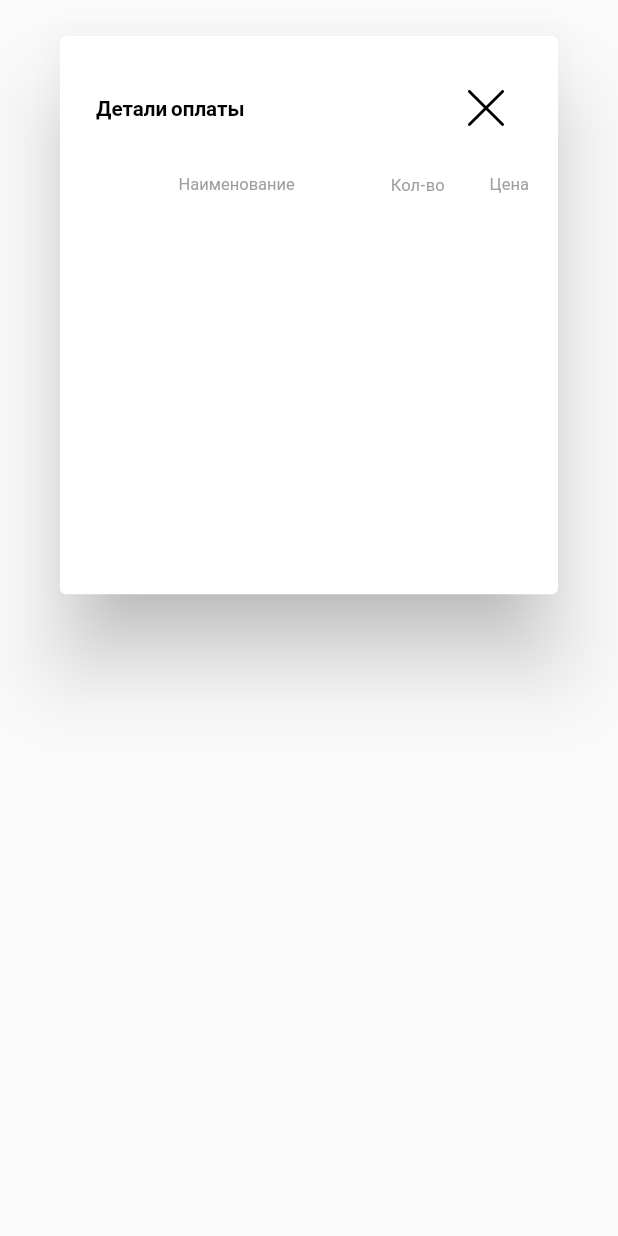
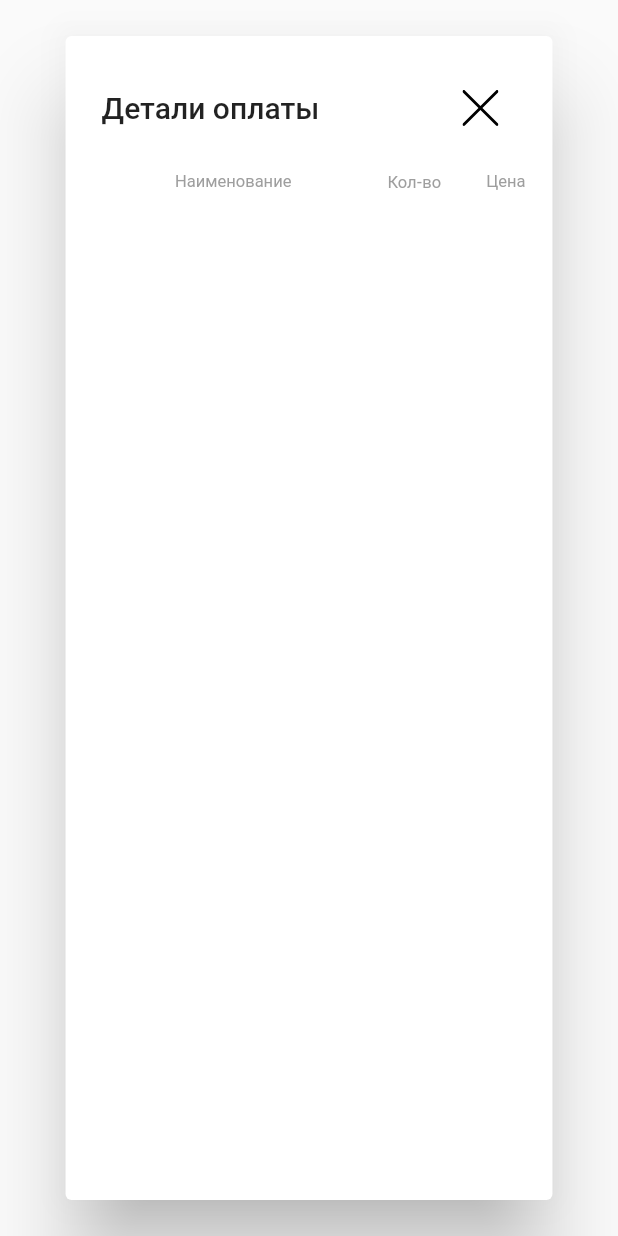
Before and after one commit to jomagsm/it_megacom_hackthon, a Flutter app: the PaymentModalWindow widget shown alone on an empty page, opened directly with empty values, on a phone screen of 412 x 824 dp. Run offline on Flutter 3.47's test engine with Material 2 defaults, Android fonts, the phone set to English and light mode, and no system bars; our stand-ins replace bloc, dio, flutter_bloc, flutter_svg, freezed_annotation, google_fonts and 2 more; generated files the repository leaves out were written again.

Commit message:
add changes

```diff
--- a/lib/screens/buffet_payment/screen.dart
+++ b/lib/screens/buffet_payment/screen.dart
@@ -3,11 +3,7 @@ import 'package:flutter_svg/flutter_svg.dart';
 import 'package:it_megacom_hackthon/data/network/models/buying_product_model.dart';
 import 'package:it_megacom_hackthon/generated/l10n.dart';
 import 'package:it_megacom_hackthon/resource/svg_icons.dart';
-import 'package:it_megacom_hackthon/screens/buffet_payment/widgets/list_view.dart';
 import 'package:it_megacom_hackthon/theme/atext_theme.dart';
-import 'package:it_megacom_hackthon/theme/color_theme.dart';
-import 'package:it_megacom_hackthon/theme/text_theme.dart';
-import 'package:sizer/sizer.dart';
 
 class PaymentModalWindow extends StatelessWidget {
   final List<BuyingProduct> buyingProduct;
@@ -16,15 +12,12 @@ class PaymentModalWindow extends StatelessWidget {
 
   @override
   Widget build(BuildContext context) {
-    return Container(
-      height: 51.0.h,
-      child: AlertDialog(
-        title: SizedBox(
-          width: 75.0.w,
-          child: Row(
+    return AlertDialog(
+      contentPadding: EdgeInsets.all(10),
+      title: Row(
         mainAxisAlignment: MainAxisAlignment.spaceBetween,
         children: [
-              Text(S.of(context).payDetail, style: TextThemes.paymentTitle),
+          Text(S.of(context).payDetail),
           IconButton(
             icon: SvgPicture.asset(SvgIconCollect.close),
             onPressed: () {
@@ -33,11 +26,13 @@ class PaymentModalWindow extends StatelessWidget {
           )
         ],
       ),
-        ),
-        content: Column(
+      content:
+      Container(
+
+        padding: EdgeInsets.all(8),
+        child: Column(
           children: [
             Row(
-              mainAxisAlignment: MainAxisAlignment.spaceAround,
               children: [
                 SizedBox(width: 55),
                 Text(
@@ -63,6 +58,11 @@ class PaymentModalWindow extends StatelessWidget {
         ),
       ),
     );
+
+
+
+
+
     // return Container(
     //     color: Colors.transparent,
     //     child: AlertDialog(
```
Lines whose indentation alone changed are shown as unchanged.
